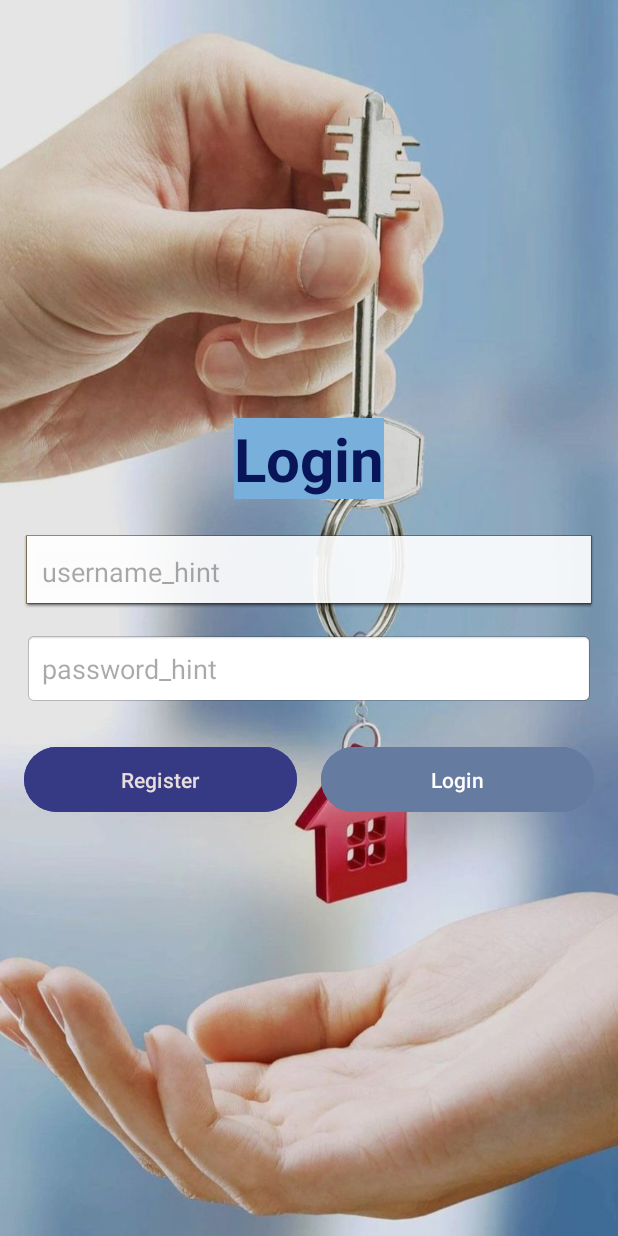
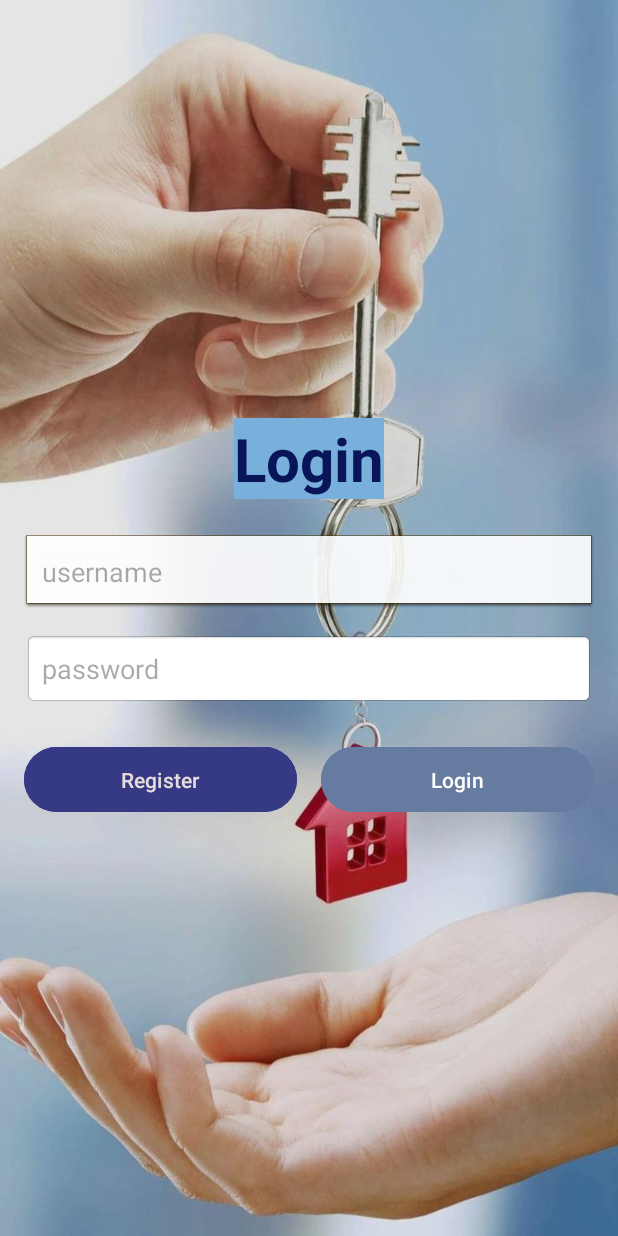
Before and after one commit to Munira79/Rent-Home, an Android app: the screen it shows after launch (MainActivity), after a tap on "User", on a phone screen of 412 x 824 dp. Run offline under Robolectric (Android 15) with nearby library versions, the phone set to English and light mode, and no system bars.

Commit message:
Third Commit

```diff
--- a/app/src/main/java/com/example/homequest/WelcomeScreen.java
+++ b/app/src/main/java/com/example/homequest/WelcomeScreen.java
@@ -48,6 +48,6 @@ public class WelcomeScreen extends AppCompatActivity {
                 startActivity(myIntent);
                 finish();
             }
-        }, 5000);
+        }, 2000);
     }
 }
--- a/app/src/main/res/layout/activity_main.xml
+++ b/app/src/main/res/layout/activity_main.xml
@@ -25,7 +25,7 @@
         android:id="@+id/et_username"
         android:layout_width="match_parent"
         android:layout_height="wrap_content"
-        android:hint="username_hint"
+        android:hint="username"
         android:inputType="text"
         android:padding="12dp"
         android:layout_marginBottom="16dp"
@@ -36,7 +36,7 @@
         android:id="@+id/et_password"
         android:layout_width="match_parent"
         android:layout_height="wrap_content"
-        android:hint="password_hint"
+        android:hint="password"
         android:inputType="textPassword"
         android:padding="12dp"
         android:layout_marginBottom="24dp"
--- a/app/src/main/res/layout/activity_register.xml
+++ b/app/src/main/res/layout/activity_register.xml
@@ -66,11 +66,11 @@
         android:layout_width="match_parent"
         android:layout_height="wrap_content"
         android:hint="phone"
-        android:inputType="textPassword"
+        android:inputType="phone"
         android:padding="12dp"
         android:layout_marginBottom="16dp"
         android:background="@android:drawable/editbox_background"
-        android:autofillHints="username" />
+        android:autofillHints="phone" />
 
 
     <LinearLayout
```
